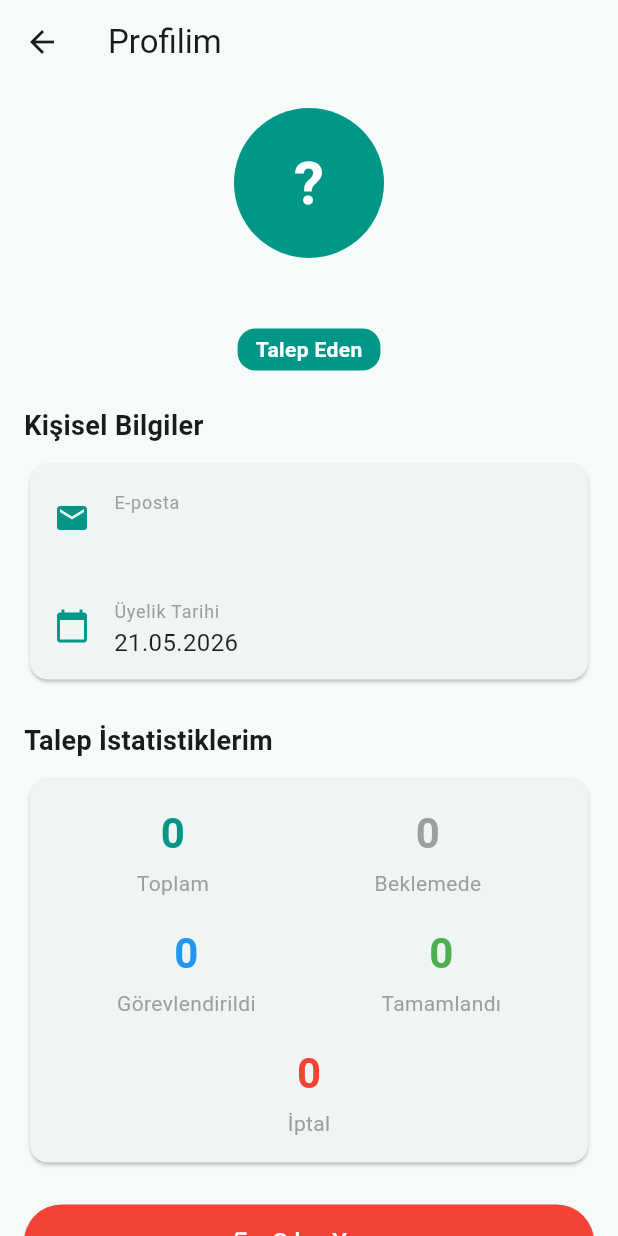
After one commit to BekirTosun218/243301085_BekirTosun_Flutter_Proje, a Flutter app: the screen it shows once a user with an empty profile is signed in, after a tap on the "account circle" icon, on a phone screen of 412 x 824 dp. The commit adds this screen. Run offline on Flutter 3.47's test engine with Material 3 defaults, Android fonts, the phone set to English and light mode, and no system bars; our stand-ins replace supabase_flutter; accounts and stored records are empty; network calls fail.

Commit message:
Profil ekrani istatistik hesaplama ve cikis akisi duzeltildi

```diff
--- a/lib/screens/home_screen.dart
+++ b/lib/screens/home_screen.dart
@@ -4,6 +4,7 @@ import '../services/auth_service.dart';
 import '../services/talep_service.dart';
 import 'yeni_talep_screen.dart';
 import 'talep_detay_screen.dart';
+import 'profil_screen.dart';
 
 class HomeScreen extends StatefulWidget {
   const HomeScreen({super.key});
@@ -95,9 +96,20 @@ class _HomeScreenState extends State<HomeScreen> {
             onPressed: _loadTalepler,
           ),
           IconButton(
+            icon: const Icon(Icons.account_circle),
+            onPressed: () {
+              Navigator.push(
+                context,
+                MaterialPageRoute(builder: (_) => const ProfilScreen()),
+              );
+            },
+          ),
+          IconButton(
             icon: const Icon(Icons.logout),
             onPressed: () async {
               await AuthService.signOut();
+              if (!mounted) return;
+              Navigator.of(context).popUntil((route) => route.isFirst);
             },
           ),
         ],
--- /dev/null
+++ b/lib/screens/profil_screen.dart
@@ -0,0 +1,227 @@
+import 'package:flutter/material.dart';
+import '../main.dart';
+import '../models/profile.dart';
+import '../models/talep.dart';
+import '../services/auth_service.dart';
+import '../services/profile_service.dart';
+import '../services/talep_service.dart';
+
+class ProfilScreen extends StatefulWidget {
+  const ProfilScreen({super.key});
+
+  @override
+  State<ProfilScreen> createState() => _ProfilScreenState();
+}
+
+class _ProfilScreenState extends State<ProfilScreen> {
+  Profile? _profile;
+  List<Talep> _talepler = [];
+  bool _loading = true;
+
+  @override
+  void initState() {
+    super.initState();
+    _load();
+  }
+
+  Future<void> _load() async {
+    try {
+      final profile = await ProfileService.getCurrent();
+      final myTalepler = await TalepService.getMyTalepler();
+
+      if (!mounted) return;
+      setState(() {
+        _profile = profile;
+        _talepler = myTalepler;
+        _loading = false;
+      });
+    } catch (e) {
+      if (!mounted) return;
+      setState(() => _loading = false);
+      ScaffoldMessenger.of(context).showSnackBar(
+        SnackBar(
+          content: Text('Profil bilgileri yüklenemedi: $e'),
+          backgroundColor: Colors.red,
+        ),
+      );
+    }
+  }
+
+  Future<void> _cikisYap() async {
+    await AuthService.signOut();
+    if (!mounted) return;
+    Navigator.of(context).popUntil((route) => route.isFirst);
+  }
+
+  String _formatDate(DateTime dt) {
+    return '${dt.day.toString().padLeft(2, '0')}.${dt.month.toString().padLeft(2, '0')}.${dt.year}';
+  }
+
+  @override
+  Widget build(BuildContext context) {
+    if (_loading) {
+      return Scaffold(
+        appBar: AppBar(title: const Text('Profilim')),
+        body: const Center(child: CircularProgressIndicator()),
+      );
+    }
+
+    final p = _profile;
+    final user = supabase.auth.currentUser;
+
+    if (p == null) {
+      return Scaffold(
+        appBar: AppBar(title: const Text('Profilim')),
+        body: const Center(child: Text('Profil yüklenemedi')),
+      );
+    }
+
+    final toplam = _talepler.length;
+    final beklemede =
+        _talepler.where((t) => t.durum == 'beklemede').length;
+    final gorevli =
+        _talepler.where((t) => t.durum == 'gorevlendirildi').length;
+    final tamamlandi =
+        _talepler.where((t) => t.durum == 'tamamlandi').length;
+    final iptal = _talepler.where((t) => t.durum == 'iptal').length;
+
+    return Scaffold(
+      appBar: AppBar(title: const Text('Profilim')),
+      body: SingleChildScrollView(
+        padding: const EdgeInsets.all(16),
+        child: Column(
+          crossAxisAlignment: CrossAxisAlignment.stretch,
+          children: [
+            Center(
+              child: Column(
+                children: [
+                  CircleAvatar(
+                    radius: 50,
+                    backgroundColor: Colors.teal,
+                    child: Text(
+                      p.adSoyad.isNotEmpty
+                          ? p.adSoyad.substring(0, 1).toUpperCase()
+                          : '?',
+                      style: const TextStyle(
+                          fontSize: 40,
+                          color: Colors.white,
+                          fontWeight: FontWeight.bold),
+                    ),
+                  ),
+                  const SizedBox(height: 12),
+                  Text(
+                    p.adSoyad,
+                    style: const TextStyle(
+                        fontSize: 22, fontWeight: FontWeight.bold),
+                  ),
+                  const SizedBox(height: 4),
+                  Container(
+                    padding: const EdgeInsets.symmetric(
+                        horizontal: 12, vertical: 4),
+                    decoration: BoxDecoration(
+                      color: p.isDispatcher ? Colors.blue : Colors.teal,
+                      borderRadius: BorderRadius.circular(12),
+                    ),
+                    child: Text(
+                      p.rolMetni,
+                      style: const TextStyle(
+                          color: Colors.white,
+                          fontWeight: FontWeight.bold),
+                    ),
+                  ),
+                ],
+              ),
+            ),
+            const SizedBox(height: 24),
+            const Text('Kişisel Bilgiler',
+                style: TextStyle(fontSize: 18, fontWeight: FontWeight.bold)),
+            const SizedBox(height: 8),
+            Card(
+              child: Column(
+                children: [
+                  _bilgiSatiri(Icons.email, 'E-posta', user?.email ?? '-'),
+                  if (p.telefon != null && p.telefon!.isNotEmpty)
+                    _bilgiSatiri(Icons.phone, 'Telefon', p.telefon!),
+                  if (p.kurum != null && p.kurum!.isNotEmpty)
+                    _bilgiSatiri(Icons.business, 'Kurum', p.kurum!),
+                  _bilgiSatiri(Icons.calendar_today, 'Üyelik Tarihi',
+                      _formatDate(p.createdAt)),
+                ],
+              ),
+            ),
+            const SizedBox(height: 24),
+            const Text('Talep İstatistiklerim',
+                style: TextStyle(fontSize: 18, fontWeight: FontWeight.bold)),
+            const SizedBox(height: 8),
+            Card(
+              child: Padding(
+                padding: const EdgeInsets.all(16),
+                child: Column(
+                  children: [
+                    Row(
+                      mainAxisAlignment: MainAxisAlignment.spaceAround,
+                      children: [
+                        _istatistik('Toplam', toplam, Colors.teal),
+                        _istatistik('Beklemede', beklemede, Colors.grey),
+                      ],
+                    ),
+                    const SizedBox(height: 16),
+                    Row(
+                      mainAxisAlignment: MainAxisAlignment.spaceAround,
+                      children: [
+                        _istatistik(
+                            'Görevlendirildi', gorevli, Colors.blue),
+                        _istatistik('Tamamlandı', tamamlandi, Colors.green),
+                      ],
+                    ),
+                    const SizedBox(height: 16),
+                    _istatistik('İptal', iptal, Colors.red),
+                  ],
+                ),
+              ),
+            ),
+            const SizedBox(height: 24),
+            SizedBox(
+              height: 50,
+              child: ElevatedButton.icon(
+                onPressed: _cikisYap,
+                icon: const Icon(Icons.logout),
+                label: const Text('Çıkış Yap',
+                    style: TextStyle(fontSize: 16)),
+                style: ElevatedButton.styleFrom(
+                  backgroundColor: Colors.red,
+                  foregroundColor: Colors.white,
+                ),
+              ),
+            ),
+            const SizedBox(height: 24),
+          ],
+        ),
+      ),
+    );
+  }
+
+  Widget _bilgiSatiri(IconData icon, String label, String value) {
+    return ListTile(
+      leading: Icon(icon, color: Colors.teal),
+      title: Text(label,
+          style: const TextStyle(fontSize: 12, color: Colors.grey)),
+      subtitle: Text(value,
+          style: const TextStyle(fontSize: 16, color: Colors.black87)),
+    );
+  }
+
+  Widget _istatistik(String label, int sayi, Color renk) {
+    return Column(
+      children: [
+        Text(
+          sayi.toString(),
+          style: TextStyle(
+              fontSize: 28, fontWeight: FontWeight.bold, color: renk),
+        ),
+        const SizedBox(height: 4),
+        Text(label, style: const TextStyle(color: Colors.grey)),
+      ],
+    );
+  }
+}
--- a/lib/services/talep_service.dart
+++ b/lib/services/talep_service.dart
@@ -1,9 +1,11 @@
 import '../main.dart';
 import '../models/talep.dart';
 import 'log_service.dart';
+import 'profile_service.dart';
 
 class TalepService {
   static Future<List<Talep>> getAll() async {
+    try {
       final response = await supabase
           .from('talepler')
           .select()
@@ -12,21 +14,31 @@ class TalepService {
       return (response as List)
           .map((row) => Talep.fromMap(row as Map<String, dynamic>))
           .toList();
+    } catch (e) {
+      return [];
+    }
   }
 
   static Future<List<Talep>> getMyTalepler() async {
     final userId = supabase.auth.currentUser?.id;
     if (userId == null) return [];
 
+    try {
+      final profile = await ProfileService.getById(userId);
+      if (profile == null) return [];
+
       final response = await supabase
           .from('talepler')
           .select()
-        .eq('olusturan_id', userId)
+          .eq(profile.isDispatcher ? 'atanan_id' : 'olusturan_id', userId)
           .order('created_at', ascending: false);
 
       return (response as List)
           .map((row) => Talep.fromMap(row as Map<String, dynamic>))
           .toList();
+    } catch (e) {
+      return [];
+    }
   }
 
   static Future<String?> create({
```
Lines whose indentation alone changed are shown as unchanged.
